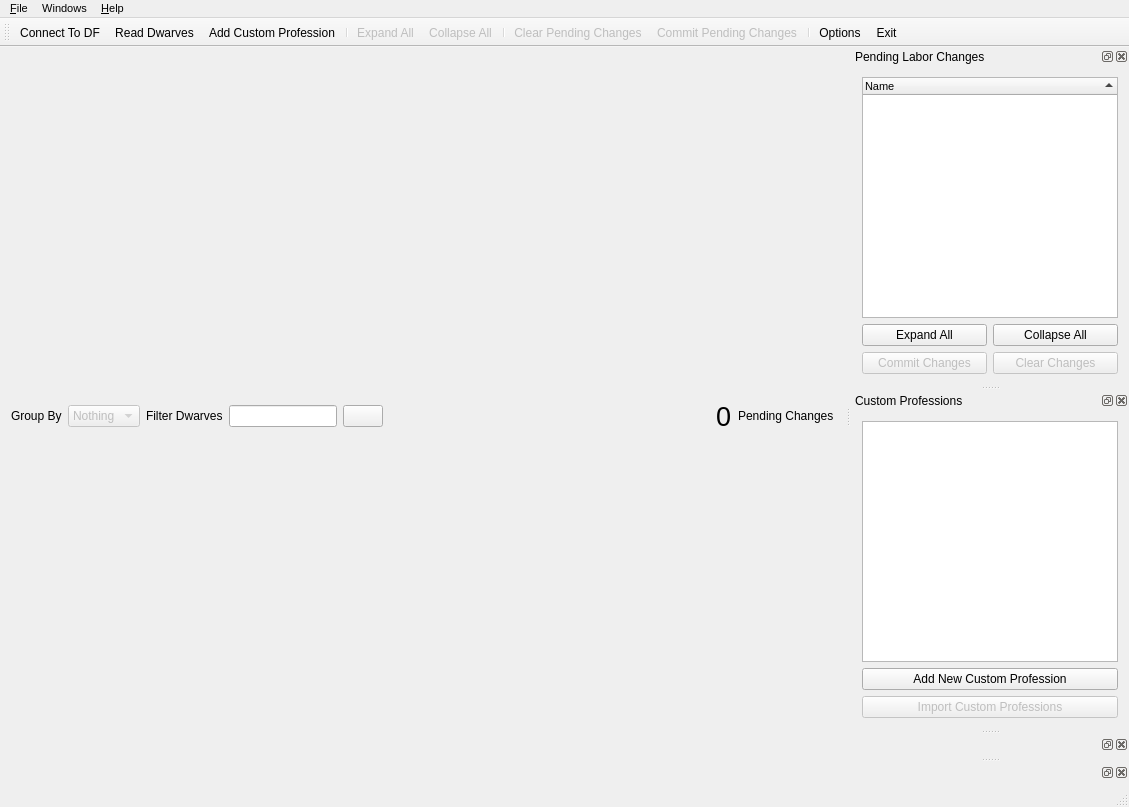
Above: ui/mainwindow.ui from Dwarf-Therapist/Dwarf-Therapist before the change. Below: the same form after it.
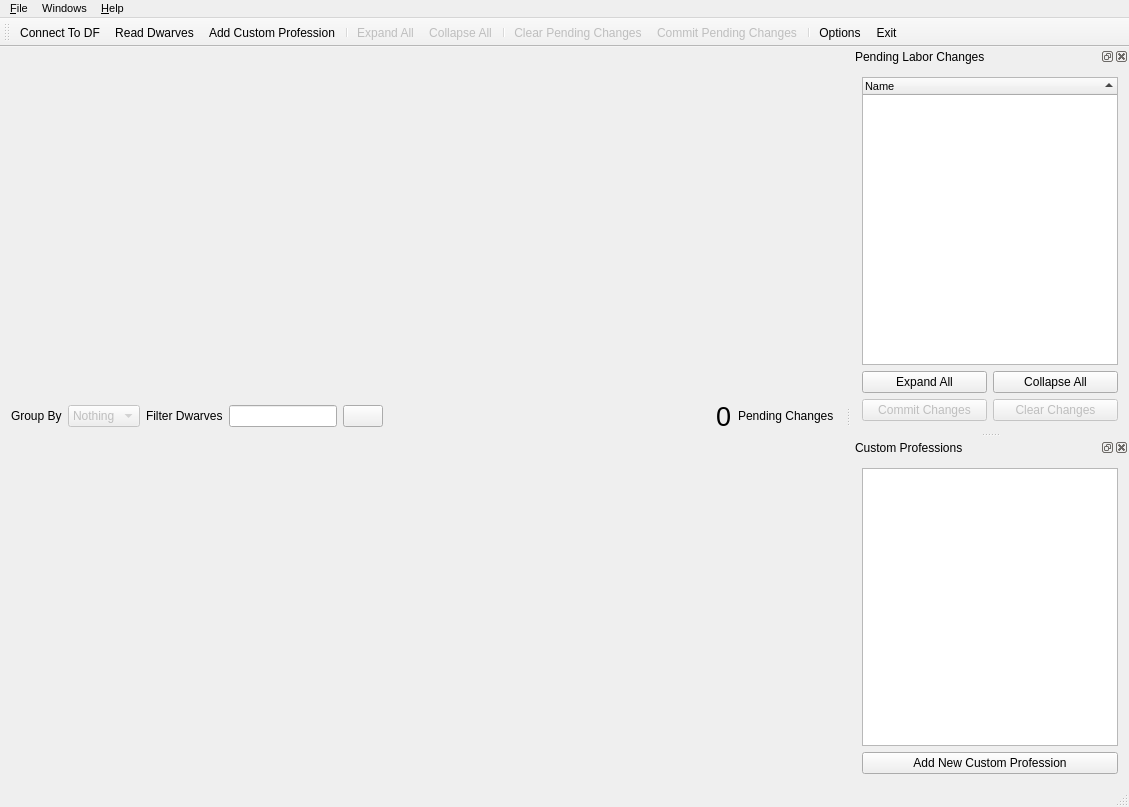
That is the form after the change. Icons and pictures are not drawn. Custom widgets are drawn as their Qt base class.

Commit message: (Fixed issue 5): Show skill-ratings legend somewhere Moved the dock config around. Views, Sets, and Skill legend docks are now off by default and can be turned on in a variety of ways. They also default to floating windows that can be docked.

```diff
--- a/ui/mainwindow.ui
+++ b/ui/mainwindow.ui
@@ -349,44 +349,9 @@
        </property>
       </widget>
      </item>
-     <item>
-      <widget class="QPushButton" name="btn_import_professions">
-       <property name="enabled">
-        <bool>false</bool>
-       </property>
-       <property name="text">
-        <string>Import Custom Professions</string>
-       </property>
-       <property name="icon">
-        <iconset resource="../images.qrc">
-         <normaloff>:/img/application_get.png</normaloff>:/img/application_get.png</iconset>
-       </property>
-      </widget>
-     </item>
     </layout>
    </widget>
   </widget>
-  <widget class="GridViewDock" name="dock_grid_views">
-   <property name="enabled">
-    <bool>true</bool>
-   </property>
-   <property name="floating">
-    <bool>false</bool>
-   </property>
-   <attribute name="dockWidgetArea">
-    <number>2</number>
-   </attribute>
-   <widget class="QWidget" name="dockWidgetContents_3"/>
-  </widget>
-  <widget class="ViewColumnSetDock" name="dock_sets">
-   <property name="floating">
-    <bool>false</bool>
-   </property>
-   <attribute name="dockWidgetArea">
-    <number>2</number>
-   </attribute>
-   <widget class="QWidget" name="dockWidgetContents_5"/>
-  </widget>
   <action name="act_connect_to_DF">
    <property name="icon">
     <iconset resource="../images.qrc">
@@ -668,20 +633,6 @@
   </action>
  </widget>
  <layoutdefault spacing="6" margin="11"/>
- <customwidgets>
-  <customwidget>
-   <class>GridViewDock</class>
-   <extends>QDockWidget</extends>
-   <header>gridviewdock.h</header>
-   <container>1</container>
-  </customwidget>
-  <customwidget>
-   <class>ViewColumnSetDock</class>
-   <extends>QDockWidget</extends>
-   <header>viewcolumnsetdock.h</header>
-   <container>1</container>
-  </customwidget>
- </customwidgets>
  <tabstops>
   <tabstop>cb_group_by</tabstop>
   <tabstop>le_filter_text</tabstop>
```
Left out of the diff: 17 changed lines with no effect on the pictures. The commit also changes 9 other files.
